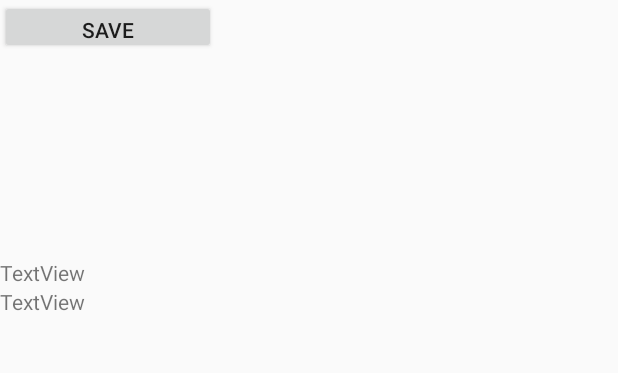
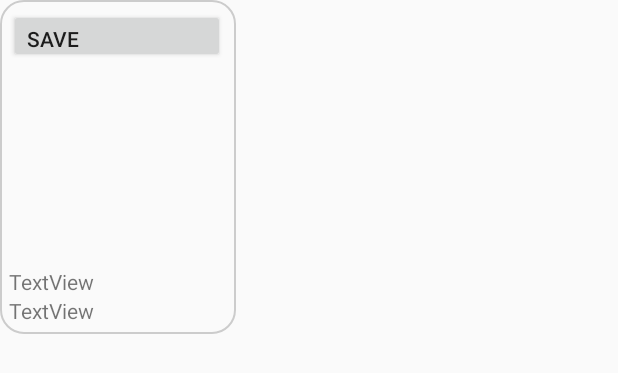
Before and after one commit to moraruuvasile/testApp999, an Android app: the layout recycler_grid.xml on its own in the app's theme, with its tools: preview values and no code run, on a phone screen of 412 x 824 dp. Shown: the top 373 px of the screen. Run offline under Robolectric (Android 15) with nearby library versions, the phone set to English and light mode, and no system bars.

Commit message:
Grid+10thLinear - Finish

```diff
--- a/app/build.gradle
+++ b/app/build.gradle
@@ -20,6 +20,10 @@ android {
             proguardFiles getDefaultProguardFile('proguard-android-optimize.txt'), 'proguard-rules.pro'
         }
     }
+    compileOptions {
+        sourceCompatibility = 1.8
+        targetCompatibility = 1.8
+    }
 
 }
 
@@ -31,7 +35,9 @@ dependencies {
     testImplementation 'junit:junit:4.12'
     androidTestImplementation 'androidx.test.ext:junit:1.1.1'
     androidTestImplementation 'androidx.test.espresso:espresso-core:3.2.0'
+
     implementation 'androidx.recyclerview:recyclerview:1.1.0'
 
     implementation 'com.squareup.picasso:picasso:2.71828'
+    implementation 'com.google.android.material:material:1.1.0'
 }
--- /dev/null
+++ b/app/src/main/res/drawable/selectorr.xml
@@ -0,0 +1,17 @@
+<?xml version="1.0" encoding="utf-8"?>
+<selector xmlns:android="http://schemas.android.com/apk/res/android">
+    <item android:state_pressed="true">
+        <shape android:shape="rectangle">
+            <solid android:color="#CCCCCC" />
+
+        </shape>
+    </item>
+    <item>
+        <shape android:shape="rectangle">
+            <solid android:color="@android:color/transparent" />
+            <corners android:radius="15dp" />
+            <padding android:bottom="6dp" android:left="6dp" android:right="6dp" android:top="6dp" />
+            <stroke android:width="1dp" android:color="#CCCCCC" />
+        </shape>
+    </item>
+</selector>
--- a/app/src/main/res/layout/activity_main.xml
+++ b/app/src/main/res/layout/activity_main.xml
@@ -4,6 +4,7 @@
     xmlns:tools="http://schemas.android.com/tools"
     android:layout_width="match_parent"
     android:layout_height="match_parent"
+
 
     tools:context=".MainActivity">
 
@@ -23,6 +24,8 @@
         app:layout_constraintEnd_toEndOf="parent"
         app:layout_constraintStart_toStartOf="parent"
         app:layout_constraintTop_toTopOf="parent"
+        android:background="?attr/selectableItemBackground"
+
 
         />
 </androidx.constraintlayout.widget.ConstraintLayout>
--- a/app/src/main/res/layout/recycler_grid.xml
+++ b/app/src/main/res/layout/recycler_grid.xml
@@ -5,28 +5,31 @@
     android:layout_width="wrap_content"
     android:layout_height="wrap_content"
     android:orientation="vertical"
-
+    android:background="@drawable/selectorr"
     >
 
     <Button
-        android:id="@+id/btnSave"
+        android:id="@+id/recycle_btnSave"
         android:layout_width="144dp"
         android:layout_height="36dp"
-        android:text="Save" />
+        android:text="Save"
+        android:gravity="left" />
 
     <ImageView
-        android:id="@+id/recycle_grid_image"
+        android:id="@+id/recycle_image"
         android:layout_width="145dp"
-        android:layout_height="136dp" />
+        android:layout_height="136dp"
+        android:scaleType="fitCenter"
+        />
 
     <TextView
-        android:id="@+id/recycle_grid_price"
+        android:id="@+id/recycle_price"
         android:layout_width="match_parent"
         android:layout_height="wrap_content"
         android:text="TextView" />
 
     <TextView
-        android:id="@+id/recycle_grid_title"
+        android:id="@+id/recycle_title"
         android:layout_width="match_parent"
         android:layout_height="wrap_content"
         android:text="TextView" />
```
Also changed, not shown: app/src/main/java/com/example/testapp999/MainActivity.java (+35 -7 lines), app/src/main/java/com/example/testapp999/RecyclerViewAdapter.java (+37 -6 lines), app/src/main/res/layout/recycler_linear.xml (+40 -4 lines).
